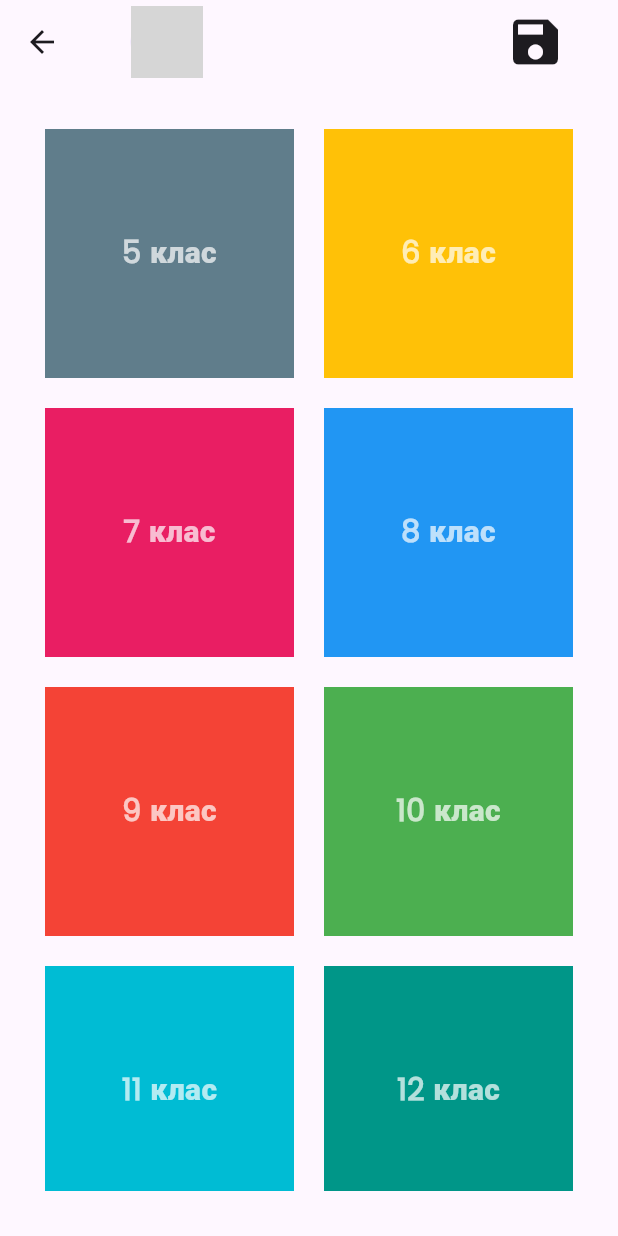
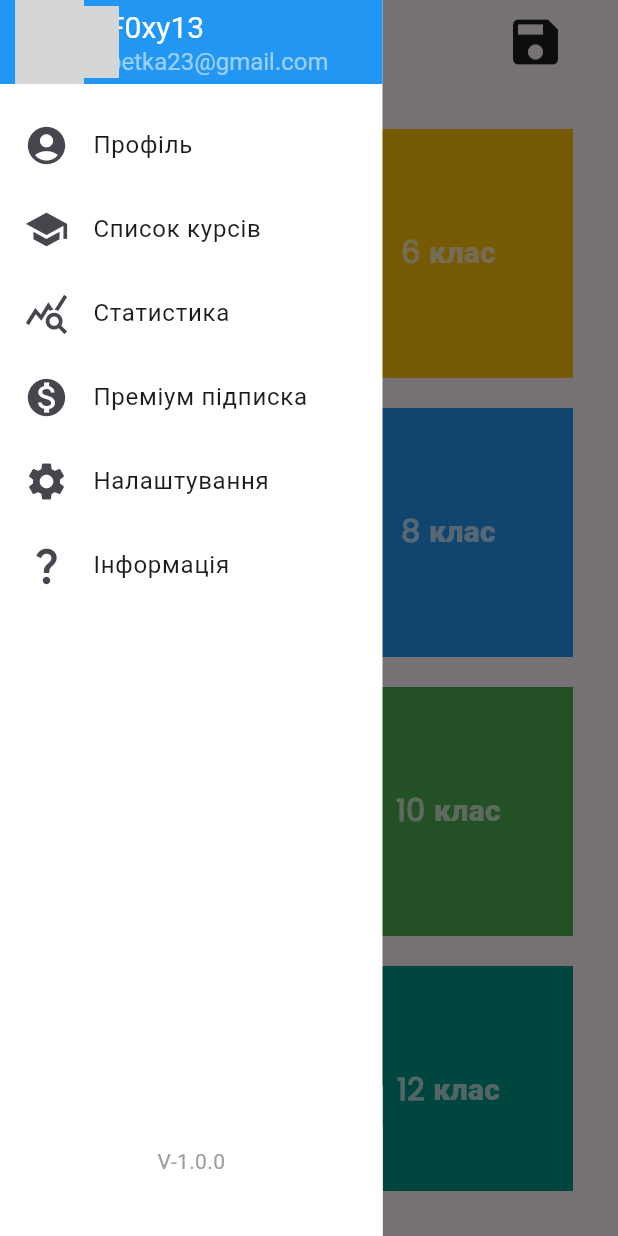
Before and after one commit to OleksijKhodzko/42, a Flutter app: the GradesPage screen opened by its route, with the side drawer open (before the commit the screen has no drawer), on a phone screen of 412 x 824 dp. Run offline on Flutter 3.47's test engine with Material 3 defaults, Android fonts, the light colour scheme and no system bars; our stand-ins replace cloud_firestore, device_preview, firebase_auth, firebase_core, firebase_storage, flutter_spinkit and 1 more; missing offline and left inert: firebase_auth_web, firebase_core_web, json_cache; accounts and stored records are empty; network calls fail; grey boxes are pictures that could not be loaded.

Commit message:
added profile panel

```diff
--- a/lib/pages/grades_page/grades_page.dart
+++ b/lib/pages/grades_page/grades_page.dart
@@ -1,6 +1,7 @@
 import 'package:flutter/material.dart';
 import 'package:fortytwo/pages/grades_page/grade_tile.dart';
 import 'package:fortytwo/shared_widgets/avatar_widget.dart';
+import 'package:fortytwo/shared_widgets/profile_panel/profile_panel.dart';
 
 class GradesPage extends StatefulWidget {
   const GradesPage({super.key});
@@ -10,9 +11,14 @@ class GradesPage extends StatefulWidget {
 }
 
 class _GradesPageState extends State<GradesPage> {
+  final _scaffoldKey = GlobalKey<ScaffoldState>();
+
   @override
   Widget build(BuildContext context) => Scaffold(
+        key: _scaffoldKey,
+        drawer: const ProfilePanel(),
         appBar: AppBar(
+          automaticallyImplyLeading: false,
           scrolledUnderElevation: 0,
           title: Row(
             children: [
@@ -22,7 +28,9 @@ class _GradesPageState extends State<GradesPage> {
               InkWell(
                   customBorder: RoundedRectangleBorder(
                       borderRadius: BorderRadius.circular(10)),
-                  onTap: () {},
+                  onTap: () {
+                    _scaffoldKey.currentState?.openDrawer();
+                  },
                   child: const UserAvatar()),
               Expanded(
                 flex: 60,
--- /dev/null
+++ b/lib/shared_widgets/profile_panel/profile_panel.dart
@@ -0,0 +1,100 @@
+import 'package:flutter/material.dart';
+
+class ProfilePanel extends StatelessWidget {
+  const ProfilePanel({super.key});
+
+  @override
+  Widget build(BuildContext context) {
+    return SizedBox(
+      width: 255,
+      child: Scaffold(
+        backgroundColor: Colors.white,
+        appBar: AppBar(
+          backgroundColor: Colors.blue,
+          leading: const Padding(
+            padding: EdgeInsets.only(left: 10, bottom: 0),
+            child: CircleAvatar(
+              radius: 20,
+              backgroundImage: AssetImage('images/default_user_avatar.png'),
+            ),
+          ),
+          title: const Column(
+              crossAxisAlignment: CrossAxisAlignment.start,
+              children: [
+                Text(
+                  'F0xy13',
+                  style: TextStyle(fontSize: 20, color: Colors.white),
+                ),
+                Text(
+                  'petka23@gmail.com',
+                  style: TextStyle(fontSize: 16, color: Colors.white54),
+                ),
+              ]),
+        ),
+        body: ListView(
+          padding: const EdgeInsets.only(top: 13),
+          children: [
+            ListTile(
+              leading: const Icon(Icons.account_circle, size: 30),
+              title: const Text('Профіль'),
+              onTap: () {
+                Navigator.of(context)
+                    .pushNamed('/grades/profile_panel/profile');
+              },
+            ),
+            ListTile(
+              leading: const Icon(Icons.school, size: 30),
+              title: const Text('Список курсів'),
+              onTap: () {
+                // TO DO
+                Navigator.pop(context);
+              },
+            ),
+            ListTile(
+              leading: const Icon(Icons.query_stats, size: 30),
+              title: const Text('Статистика'),
+              onTap: () {
+                // TO DO
+                Navigator.pop(context);
+              },
+            ),
+            ListTile(
+              leading: const Icon(Icons.monetization_on, size: 30),
+              title: const Text('Преміум підписка'),
+              onTap: () {
+                // TO DO
+                Navigator.pop(context);
+              },
+            ),
+            ListTile(
+              leading: const Icon(Icons.settings, size: 30),
+              title: const Text('Налаштування'),
+              onTap: () {
+                Navigator.of(context)
+                    .pushNamed('/grades/profile_panel/settings');
+              },
+            ),
+            ListTile(
+              leading: const Icon(Icons.question_mark, size: 30),
+              title: const Text('Інформація'),
+              onTap: () {
+                // TO DO
+                Navigator.pop(context);
+              },
+            ),
+          ],
+        ),
+        bottomSheet: Container(
+            color: Colors.white,
+            height: 100,
+            child: const Center(
+              child: Text(
+                'V-1.0.0',
+                style: TextStyle(
+                    fontSize: 14, color: Color.fromARGB(255, 156, 160, 161)),
+              ),
+            )),
+      ),
+    );
+  }
+}
```
Also changed, not shown: lib/shared_widgets/profile_panel/panel_options/app_settings.dart (added, +12 -0 lines), lib/shared_widgets/profile_panel/panel_options/profile.dart (added, +21 -0 lines).
